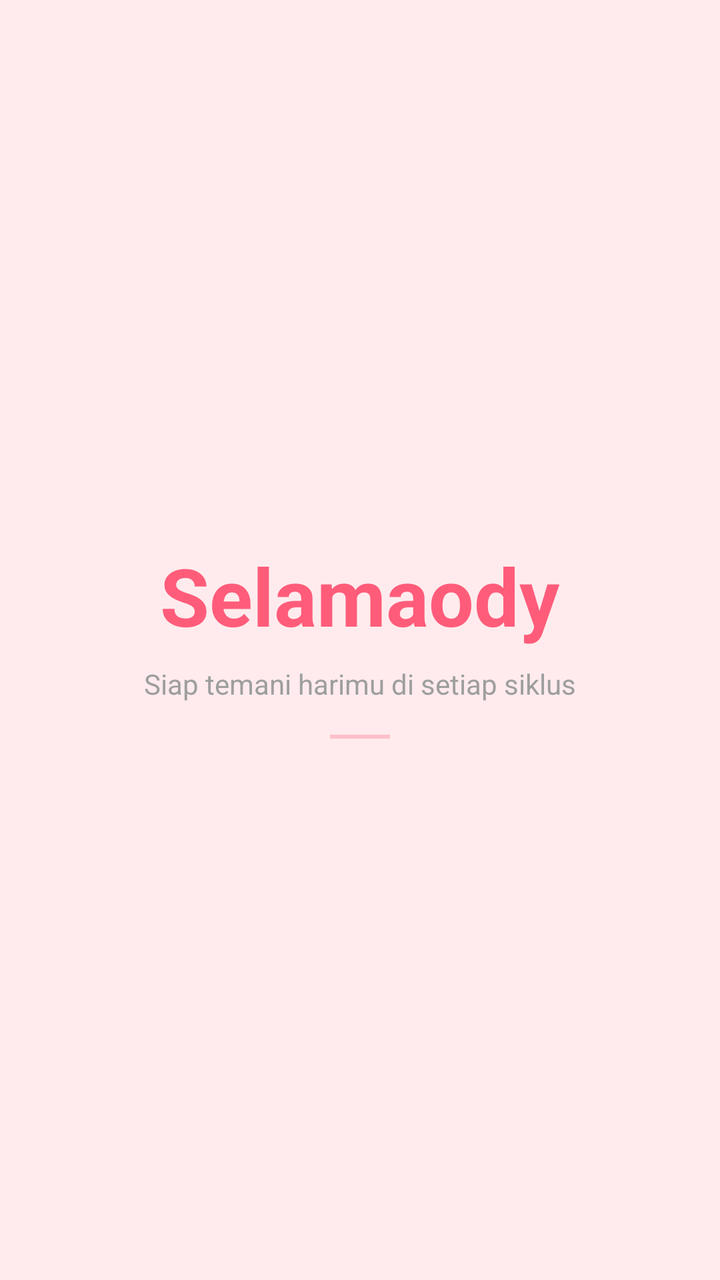
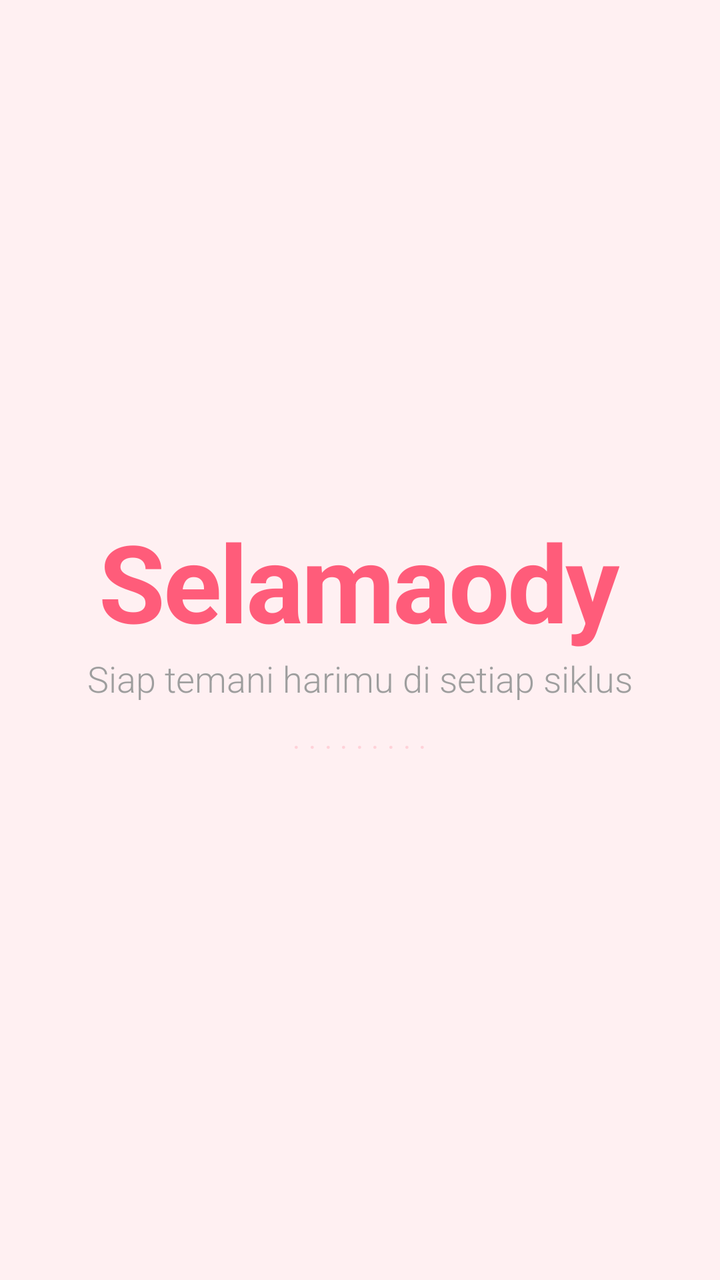

The first picture is an Android layout as it rendered before a commit; the second is the same layout after the commit. The layout source and the unified diff follow.
<!-- AndroidManifest.xml: application theme Theme.TrackerSiklusMenstruasi -->
<!-- res/layout/activity_splash.xml -->
<?xml version="1.0" encoding="utf-8"?>
<androidx.constraintlayout.widget.ConstraintLayout
    xmlns:android="http://schemas.android.com/apk/res/android"
    xmlns:app="http://schemas.android.com/apk/res-auto"
    android:layout_width="match_parent"
    android:layout_height="match_parent"
    android:background="@color/peach_bg">

    <LinearLayout
        android:layout_width="wrap_content"
        android:layout_height="wrap_content"
        android:gravity="center"
        android:orientation="vertical"
        app:layout_constraintBottom_toBottomOf="parent"
        app:layout_constraintEnd_toEndOf="parent"
        app:layout_constraintStart_toStartOf="parent"
        app:layout_constraintTop_toTopOf="parent">

        <TextView
            android:id="@+id/title"
            android:layout_width="wrap_content"
            android:layout_height="wrap_content"
            android:text="Selamaody"
            android:textColor="@color/pink_main"
            android:textSize="40sp"
            android:textStyle="bold" />

        <TextView
            android:layout_width="wrap_content"
            android:layout_height="wrap_content"
            android:layout_marginTop="8dp"
            android:text="Siap temani harimu di setiap siklus"
            android:textColor="@color/gray"
            android:textSize="14sp" />

        <View
            android:layout_width="30dp"
            android:layout_height="2dp"
            android:layout_marginTop="16dp"
            android:background="@color/pink_main"
            android:alpha="0.3"/>

    </LinearLayout>

</androidx.constraintlayout.widget.ConstraintLayout>
<!-- resources referenced by this layout -->
<resources>
  <color name="gray">#9E9E9E</color>
  <color name="peach_bg">#FFEBED</color>
  <color name="pink_main">#FF5C7A</color>
  <style name="Theme.TrackerSiklusMenstruasi" parent="Base.Theme.TrackerSiklusMenstruasi">
          
          <item name="android:editTextColor">@color/pink_main</item>
          <item name="android:textColorPrimary">@color/pink_main</item>
      </style>
  <style name="Base.Theme.TrackerSiklusMenstruasi" parent="Theme.Material3.DayNight.NoActionBar">
          
          <item name="colorPrimary">@color/pink_main</item>
          <item name="colorControlNormal">@color/pink_main</item>
      </style>
</resources>

<!-- the commit's change to res/layout/activity_splash.xml (unified diff, before → after) -->
@@ -4,8 +4,9 @@
     xmlns:app="http://schemas.android.com/apk/res-auto"
     android:layout_width="match_parent"
     android:layout_height="match_parent"
-    android:background="@color/peach_bg">
+    android:background="#FFF0F2">
 
+    
     <LinearLayout
         android:layout_width="wrap_content"
         android:layout_height="wrap_content"
@@ -22,23 +23,29 @@
             android:layout_height="wrap_content"
             android:text="Selamaody"
             android:textColor="@color/pink_main"
-            android:textSize="40sp"
-            android:textStyle="bold" />
+            android:textSize="54sp"
+            android:textStyle="bold"
+            android:letterSpacing="-0.02"
+            android:includeFontPadding="false" />
+
+        <TextView
+            android:layout_width="wrap_content"
+            android:layout_height="wrap_content"
+            android:layout_marginTop="2dp"
+            android:text="Siap temani harimu di setiap siklus"
+            android:textColor="#9E9E9E"
+            android:textSize="18sp"
+            android:fontFamily="sans-serif-light" />
 
         <TextView
             android:layout_width="wrap_content"
             android:layout_height="wrap_content"
             android:layout_marginTop="8dp"
-            android:text="Siap temani harimu di setiap siklus"
-            android:textColor="@color/gray"
-            android:textSize="14sp" />
-
-        <View
-            android:layout_width="30dp"
-            android:layout_height="2dp"
-            android:layout_marginTop="16dp"
-            android:background="@color/pink_main"
-            android:alpha="0.3"/>
+            android:text="........."
+            android:textColor="@color/pink_main"
+            android:textSize="14sp"
+            android:alpha="0.2"
+            android:letterSpacing="0.3"/>
 
     </LinearLayout>
 
<!-- resource entries referenced after the edit -->
@@ -1,7 +1,5 @@
 <!-- resources referenced by this layout -->
 <resources>
-  <color name="gray">#9E9E9E</color>
-  <color name="peach_bg">#FFEBED</color>
   <color name="pink_main">#FF5C7A</color>
   <style name="Theme.TrackerSiklusMenstruasi" parent="Base.Theme.TrackerSiklusMenstruasi">
           
